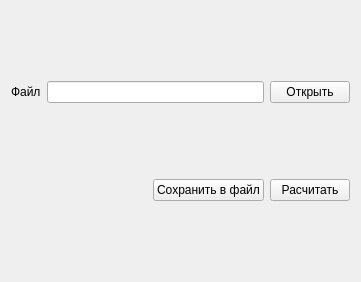
Before: the Qt Designer form ui/descriptorwidget.ui in massaraksh-yandex/thesis, drawn with Qt 5.
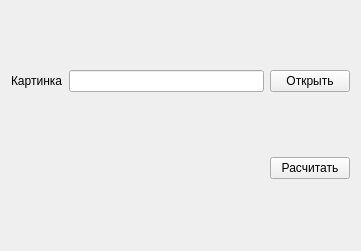
After: the same form once the commit is applied.

```diff
--- a/ui/descriptorwidget.ui
+++ b/ui/descriptorwidget.ui
@@ -7,7 +7,7 @@
     <x>0</x>
     <y>0</y>
     <width>361</width>
-    <height>282</height>
+    <height>251</height>
    </rect>
   </property>
   <property name="sizePolicy">
@@ -25,7 +25,7 @@
      <item>
       <widget class="QLabel" name="label">
        <property name="text">
-        <string>Файл</string>
+        <string>Картинка</string>
        </property>
       </widget>
      </item>
@@ -56,13 +56,6 @@
        </property>
       </spacer>
      </item>
-     <item>
-      <widget class="QPushButton" name="buttonSave">
-       <property name="text">
-        <string>Сохранить в файл</string>
-       </property>
-      </widget>
-     </item>
      <item>
       <widget class="QPushButton" name="buttonCompute">
        <property name="text">
```
